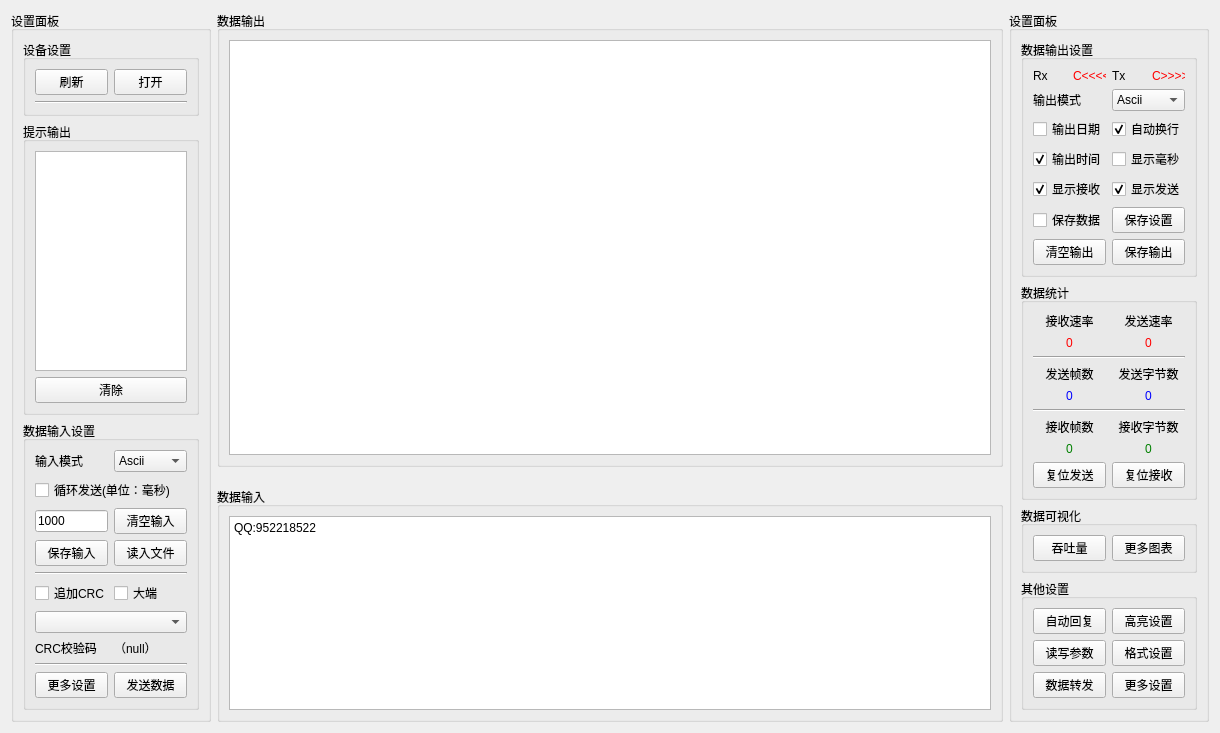
Above: Src/Common/SAKDebugPage/SAKDebugPage.ui from x-tools-author/x-tools before the change. Below: the same form after it.
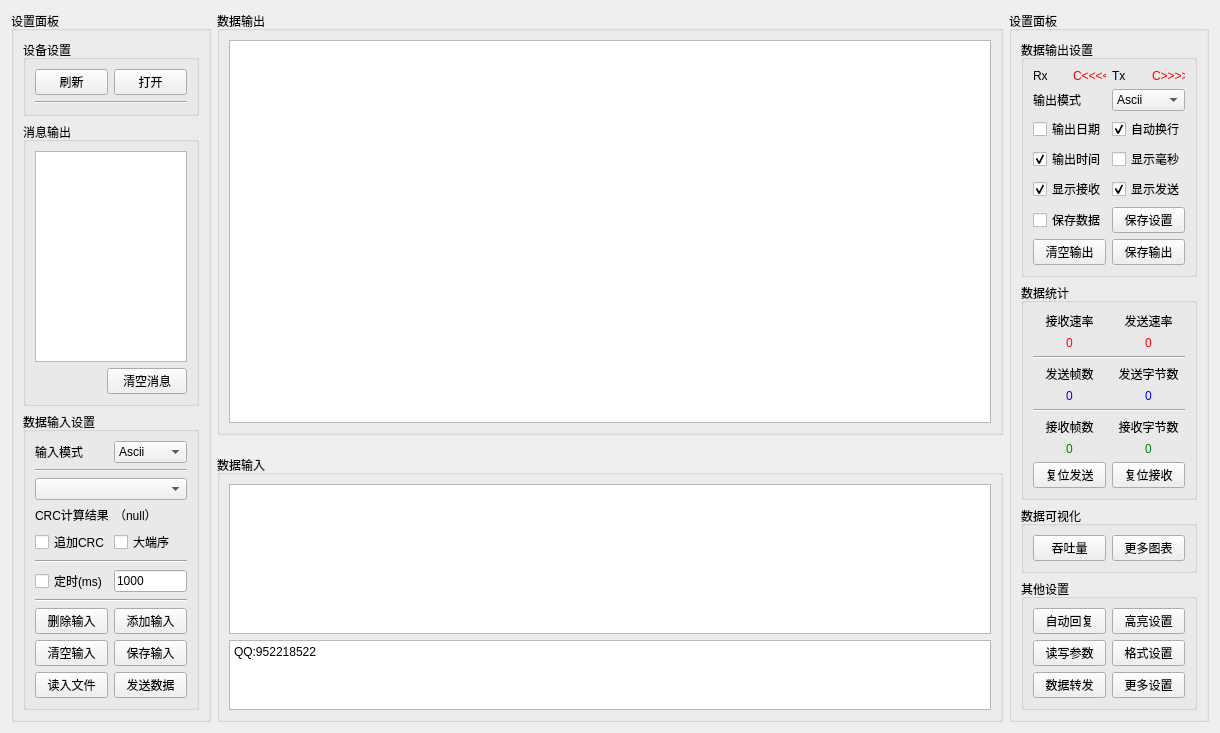
That is the form after the change.

Commit message: 完成发送数据多输入框输入功能

What changed in the file:
```diff
--- a/Src/Common/SAKDebugPage/SAKDebugPage.ui
+++ b/Src/Common/SAKDebugPage/SAKDebugPage.ui
@@ -7,7 +7,7 @@
     <x>0</x>
     <y>0</y>
     <width>1220</width>
-    <height>645</height>
+    <height>617</height>
    </rect>
   </property>
   <property name="windowTitle">
@@ -34,15 +34,24 @@
      <property name="maximumSize">
       <size>
        <width>16777215</width>
-       <height>235</height>
+       <height>267</height>
       </size>
      </property>
      <property name="title">
       <string>数据输入</string>
      </property>
      <layout class="QGridLayout" name="gridLayout_4">
-      <item row="0" column="0">
+      <item row="1" column="0">
+       <widget class="QListWidget" name="inputDataItemListWidget"/>
+      </item>
+      <item row="2" column="0">
        <widget class="QTextEdit" name="inputTextEdit">
+        <property name="maximumSize">
+         <size>
+          <width>16777215</width>
+          <height>100</height>
+         </size>
+        </property>
         <property name="html">
          <string>&lt;!DOCTYPE HTML PUBLIC &quot;-//W3C//DTD HTML 4.0//EN&quot; &quot;http://www.w3.org/TR/REC-html40/strict.dtd&quot;&gt;
 &lt;html&gt;&lt;head&gt;&lt;meta name=&quot;qrichtext&quot; content=&quot;1&quot; /&gt;&lt;style type=&quot;text/css&quot;&gt;
@@ -624,11 +633,30 @@
       </item>
       <item>
        <widget class="QGroupBox" name="groupBox_4">
+        <property name="maximumSize">
+         <size>
+          <width>16777215</width>
+          <height>16777215</height>
+         </size>
+        </property>
         <property name="title">
-         <string>提示输出</string>
+         <string>消息输出</string>
         </property>
-        <layout class="QVBoxLayout" name="verticalLayout_3">
-         <item>
+        <layout class="QGridLayout" name="gridLayout_10">
+         <property name="topMargin">
+          <number>9</number>
+         </property>
+         <property name="bottomMargin">
+          <number>9</number>
+         </property>
+         <item row="1" column="1">
+          <widget class="QPushButton" name="pushButton_2">
+           <property name="text">
+            <string>清空消息</string>
+           </property>
+          </widget>
+         </item>
+         <item row="0" column="0" colspan="2">
           <widget class="QTextBrowser" name="messageTextBrowser">
            <property name="sizePolicy">
             <sizepolicy hsizetype="Expanding" vsizetype="Expanding">
@@ -650,12 +678,18 @@
            </property>
           </widget>
          </item>
-         <item>
-          <widget class="QPushButton" name="pushButton">
-           <property name="text">
-            <string>清除</string>
+         <item row="1" column="0">
+          <spacer name="horizontalSpacer">
+           <property name="orientation">
+            <enum>Qt::Horizontal</enum>
            </property>
-          </widget>
+           <property name="sizeHint" stdset="0">
+            <size>
+             <width>40</width>
+             <height>20</height>
+            </size>
+           </property>
+          </spacer>
          </item>
         </layout>
        </widget>
@@ -672,83 +706,8 @@
          <string>数据输入设置</string>
         </property>
         <layout class="QGridLayout" name="gridLayout_3">
-         <item row="0" column="1">
-          <widget class="QComboBox" name="inputModelComboBox">
-           <property name="currentIndex">
-            <number>4</number>
-           </property>
-           <item>
-            <property name="text">
-             <string>Bin</string>
-            </property>
-           </item>
-           <item>
-            <property name="text">
-             <string>Oct</string>
-            </property>
-           </item>
-           <item>
-            <property name="text">
-             <string>Dec</string>
-            </property>
-           </item>
-           <item>
-            <property name="text">
-             <string>Hex</string>
-            </property>
-           </item>
-           <item>
-            <property name="text">
-             <string>Ascii</string>
-            </property>
-           </item>
-           <item>
-            <property name="text">
-             <string>Utf8</string>
-            </property>
-           </item>
-          </widget>
-         </item>
-         <item row="3" column="0">
-          <widget class="QPushButton" name="saveInputDataPushButton">
-           <property name="text">
-            <string>保存输入</string>
-           </property>
-          </widget>
-         </item>
-         <item row="2" column="1">
-          <widget class="QPushButton" name="clearInputPushButton">
-           <property name="text">
-            <string>清空输入</string>
-           </property>
-          </widget>
-         </item>
-         <item row="1" column="0" colspan="2">
-          <widget class="QCheckBox" name="cycleEnableCheckBox">
-           <property name="text">
-            <string>循环发送(单位：毫秒)</string>
-           </property>
-          </widget>
-         </item>
-         <item row="11" column="1">
-          <widget class="QPushButton" name="sendPushButton">
-           <property name="text">
-            <string>发送数据</string>
-           </property>
-          </widget>
-         </item>
          <item row="7" column="0" colspan="2">
-          <widget class="QComboBox" name="crcParameterModelsComboBox"/>
-         </item>
-         <item row="3" column="1">
-          <widget class="QPushButton" name="readinFilePushButton">
-           <property name="text">
-            <string>读入文件</string>
-           </property>
-          </widget>
-         </item>
-         <item row="4" column="0" colspan="2">
-          <widget class="Line" name="line_3">
+          <widget class="Line" name="line_6">
            <property name="orientation">
             <enum>Qt::Horizontal</enum>
            </property>
@@ -761,7 +720,24 @@
            </property>
           </widget>
          </item>
-         <item row="2" column="0">
+         <item row="1" column="0" colspan="2">
+          <widget class="Line" name="line_3">
+           <property name="orientation">
+            <enum>Qt::Horizontal</enum>
+           </property>
+          </widget>
+         </item>
+         <item row="6" column="0">
+          <widget class="QCheckBox" name="cycleEnableCheckBox">
+           <property name="text">
+            <string>定时(ms)</string>
+           </property>
+          </widget>
+         </item>
+         <item row="2" column="0" colspan="2">
+          <widget class="QComboBox" name="crcParameterModelsComboBox"/>
+         </item>
+         <item row="6" column="1">
           <widget class="QLineEdit" name="cycleTimeLineEdit">
            <property name="sizePolicy">
             <sizepolicy hsizetype="Ignored" vsizetype="Fixed">
@@ -774,45 +750,117 @@
            </property>
           </widget>
          </item>
-         <item row="11" column="0">
-          <widget class="QPushButton" name="pushButton_7">
+         <item row="17" column="1">
+          <widget class="QPushButton" name="saveInputDataPushButton">
            <property name="text">
-            <string>更多设置</string>
+            <string>保存输入</string>
            </property>
           </widget>
          </item>
-         <item row="8" column="1">
+         <item row="0" column="1">
+          <widget class="QComboBox" name="inputModelComboBox">
+           <property name="currentIndex">
+            <number>4</number>
+           </property>
+           <item>
+            <property name="text">
+             <string>Bin</string>
+            </property>
+           </item>
+           <item>
+            <property name="text">
+             <string>Oct</string>
+            </property>
+           </item>
+           <item>
+            <property name="text">
+             <string>Dec</string>
+            </property>
+           </item>
+           <item>
+            <property name="text">
+             <string>Hex</string>
+            </property>
+           </item>
+           <item>
+            <property name="text">
+             <string>Ascii</string>
+            </property>
+           </item>
+           <item>
+            <property name="text">
+             <string>Utf8</string>
+            </property>
+           </item>
+          </widget>
+         </item>
+         <item row="3" column="1">
           <widget class="QLabel" name="crcLabel">
            <property name="text">
             <string>（null）</string>
            </property>
           </widget>
          </item>
-         <item row="9" column="0" colspan="2">
-          <widget class="Line" name="line_4">
-           <property name="orientation">
-            <enum>Qt::Horizontal</enum>
+         <item row="16" column="1">
+          <widget class="QPushButton" name="addInputItemPushButton">
+           <property name="text">
+            <string>添加输入</string>
            </property>
           </widget>
          </item>
-         <item row="8" column="0">
+         <item row="17" column="0">
+          <widget class="QPushButton" name="clearInputPushButton">
+           <property name="text">
+            <string>清空输入</string>
+           </property>
+          </widget>
+         </item>
+         <item row="4" column="1">
+          <widget class="QCheckBox" name="bigeEndianCheckBox">
+           <property name="text">
+            <string>大端序</string>
+           </property>
+          </widget>
+         </item>
+         <item row="3" column="0">
           <widget class="QLabel" name="label_8">
            <property name="text">
-            <string>CRC校验码</string>
+            <string>CRC计算结果</string>
            </property>
           </widget>
          </item>
-         <item row="6" column="0">
+         <item row="4" column="0">
           <widget class="QCheckBox" name="addCRCCheckBox">
            <property name="text">
             <string>追加CRC</string>
            </property>
           </widget>
          </item>
-         <item row="6" column="1">
-          <widget class="QCheckBox" name="bigeEndianCheckBox">
+         <item row="5" column="0" colspan="2">
+          <widget class="Line" name="line_4">
+           <property name="orientation">
+            <enum>Qt::Horizontal</enum>
+           </property>
+          </widget>
+         </item>
+         <item row="16" column="0">
+          <widget class="QPushButton" name="deleteInputItemPushButton">
            <property name="text">
-            <string>大端</string>
+            <string>删除输入</string>
+           </property>
+          </widget>
+         </item>
+         <item row="19" column="1">
+          <widget class="QPushButton" name="sendPushButton">
+           <property name="text">
+            <string>发送数据</string>
+           </property>
+          </widget>
+         </item>
+         <item row="19" column="0">
+          <widget class="QPushButton" name="readinFilePushButton">
+           <property name="text">
+            <string>读入文件</string>
            </property>
           </widget>
          </item>
```
Left out of the diff: 10 changed lines with no effect on the pictures. The commit also changes 7 other files.
